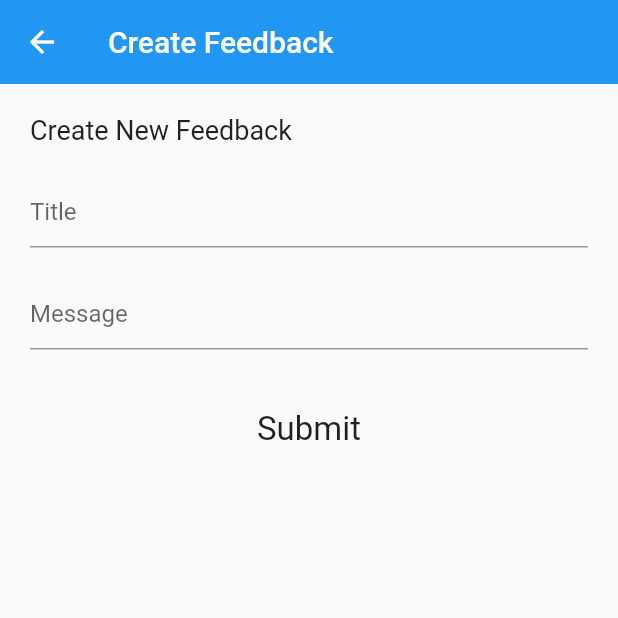
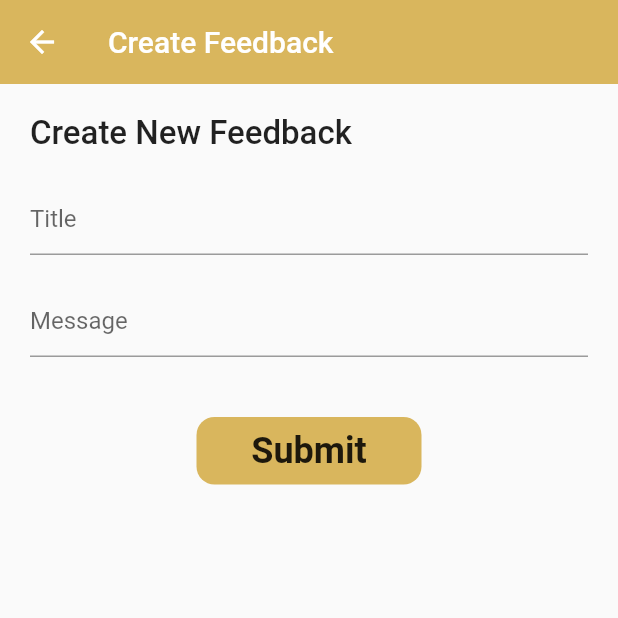
Before and after one commit to hashirkt/Venue, a Flutter app: the AddFeedBack screen opened directly, on a phone screen of 412 x 824 dp, the top half of it. Run offline on Flutter 3.47's test engine with Material 2 defaults, Android fonts, the phone set to English and light mode, and no system bars; our stand-ins replace cloud_firestore, firebase_auth, firebase_core, firebase_storage, flutter_credit_card, flutter_rating_bar and 3 more; accounts and stored records are empty; Roboto replaces fonts that are missing (poppins).

```diff
--- a/lib/screens/user/addfeedbacks.dart
+++ b/lib/screens/user/addfeedbacks.dart
@@ -8,6 +8,7 @@ import 'package:image_picker/image_picker.dart';
 
 
 import 'package:uuid/uuid.dart';
+import 'package:venue/constants/colors.dart';
 import 'package:venue/utilities/apptext.dart';
 
 
@@ -50,6 +51,7 @@ class _AddFeedBackState extends State<AddFeedBack> {
   Widget build(BuildContext context) {
     return Scaffold(
       appBar: AppBar(
+        backgroundColor: btnColor,
 
         elevation: 0.0,
         title: Text(""
@@ -68,8 +70,9 @@ class _AddFeedBackState extends State<AddFeedBack> {
               children: [
                 AppText(
                   text: "Create New Feedback",
-                  size: 18,
+                  size: 22,
                   color: Colors.black87,
+                  fw: FontWeight.w500,
                 ),
                 SizedBox(
                   height: 20,
@@ -197,9 +200,19 @@ class _AddFeedBackState extends State<AddFeedBack> {
                         });
                       }
                     },
-                   child: AppText(
-                     text: "Submit",
+                   child: Container(
+                     height: 45,
+                     width: 150,
+                     decoration: BoxDecoration(
+                       color: btnColor,
+                       borderRadius: BorderRadius.circular(12),
+                     ),
+                     child: Center(
+                       child: AppText(
+                         text: "Submit",size: 24,fw: FontWeight.w600,
 
+                       ),
+                     ),
                    ),
                   ),
                 ),
--- a/lib/screens/user/searchpage.dart
+++ b/lib/screens/user/searchpage.dart
@@ -22,6 +22,7 @@ class _SearchPageState extends State<SearchPage> {
   Widget build(BuildContext context) {
     Size size = MediaQuery.of(context).size;
     return Scaffold(
+      backgroundColor: backColor,
       appBar: AppBar(
         backgroundColor: btnColor,
       ),
@@ -31,7 +32,8 @@ class _SearchPageState extends State<SearchPage> {
         child: SingleChildScrollView(
           child: Column(
             children: [
-              AppText(text: "Search"),
+              SizedBox(height: 20,),
+              AppText(text: "Search",size: 26,fw: FontWeight.w700,color: Colors.white,),
               // Row(
               //   children: <Widget>[
               //     Expanded(
```
Also changed, not shown: lib/screens/user/detailscreen.dart (+20 -9 lines).
